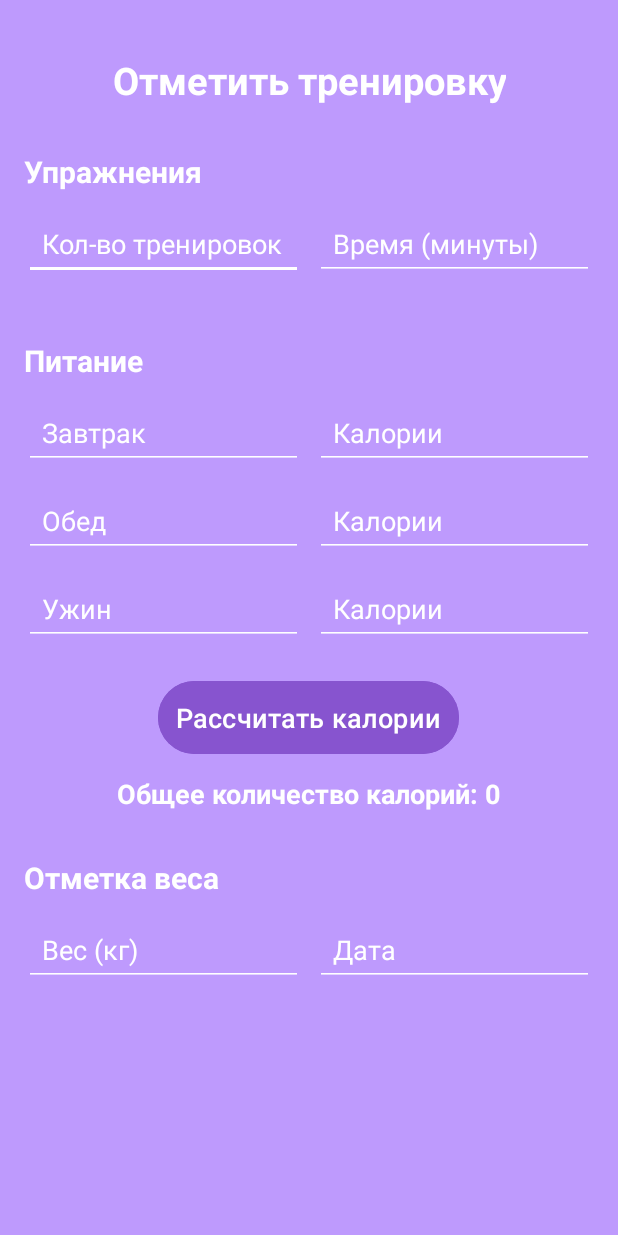
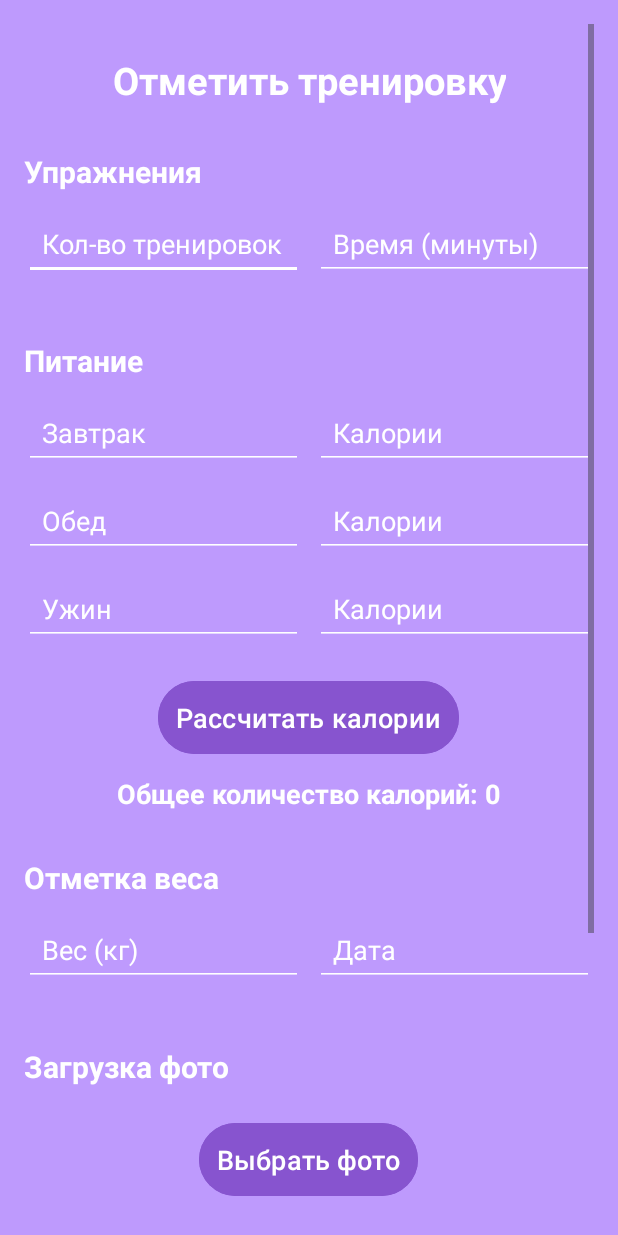
Before and after one commit to katya342/SportsNotes, an Android app: the Profile screen opened directly, with no data from a screen before it, on a phone screen of 412 x 824 dp. Run offline under Robolectric (Android 15) with nearby library versions, the phone set to English and light mode, and no system bars; pictures from the network do not load.

Commit message:
new commit with history.hml and profile.xml

```diff
--- a/app/src/main/java/com/example/sportsnotes/Profile.java
+++ b/app/src/main/java/com/example/sportsnotes/Profile.java
@@ -1,14 +1,42 @@
 package com.example.sportsnotes;
 
+import android.content.Intent;
+import android.graphics.Bitmap;
+import android.graphics.drawable.BitmapDrawable;
+import android.net.Uri;
 import android.os.Bundle;
+import android.provider.MediaStore;
+import android.util.Log;
+import android.view.View;
+import android.widget.Button;
+import android.widget.EditText;
+import android.widget.ImageView;
+import android.widget.TextView;
+import android.widget.Toast;
 
 import androidx.activity.EdgeToEdge;
+import androidx.annotation.Nullable;
 import androidx.appcompat.app.AppCompatActivity;
 import androidx.core.graphics.Insets;
 import androidx.core.view.ViewCompat;
 import androidx.core.view.WindowInsetsCompat;
 
+import java.io.ByteArrayOutputStream;
+import java.io.IOException;
+import java.text.SimpleDateFormat;
+import java.util.Date;
+import java.util.Locale;
+
 public class Profile extends AppCompatActivity {
+
+    private static final int PICK_IMAGE_REQUEST = 1;
+
+    private EditText editTextTrainingCount, editTextTrainingTime, editTextBreakfastCalories, editTextLunchCalories, editTextDinnerCalories, editTextWeight, editTextDate;
+    private TextView textViewTotalCalories;
+    private Button buttonCalculateCalories, buttonUploadPhoto, buttonSavePhoto;
+    private ImageView imageViewPhoto;
+
+    private Database db;
 
     @Override
     protected void onCreate(Bundle savedInstanceState) {
@@ -20,5 +48,106 @@ public class Profile extends AppCompatActivity {
             v.setPadding(systemBars.left, systemBars.top, systemBars.right, systemBars.bottom);
             return insets;
         });
+
+        // Найти поля ввода и текстовые поля
+        editTextTrainingCount = findViewById(R.id.editTextTrainingCount);
+        editTextTrainingTime = findViewById(R.id.editTextTrainingTime);
+        editTextBreakfastCalories = findViewById(R.id.editTextBreakfastCalories);
+        editTextLunchCalories = findViewById(R.id.editTextLunchCalories);
+        editTextDinnerCalories = findViewById(R.id.editTextDinnerCalories);
+        editTextWeight = findViewById(R.id.editTextWeight);
+        editTextDate = findViewById(R.id.editTextDate);
+        textViewTotalCalories = findViewById(R.id.textViewTotalCalories);
+        buttonCalculateCalories = findViewById(R.id.buttonCalculateCalories);
+        buttonUploadPhoto = findViewById(R.id.buttonUploadPhoto);
+        buttonSavePhoto = findViewById(R.id.buttonSavePhoto);
+        imageViewPhoto = findViewById(R.id.imageViewPhoto);
+
+        db = new Database(this);
+
+        // Установить слушатель на кнопку расчета калорий
+        buttonCalculateCalories.setOnClickListener(new View.OnClickListener() {
+            @Override
+            public void onClick(View v) {
+                calculateTotalCalories();
+            }
+        });
+
+        // Установить слушатель на кнопку выбора фото
+        buttonUploadPhoto.setOnClickListener(new View.OnClickListener() {
+            @Override
+            public void onClick(View v) {
+                openImageChooser();
+            }
+        });
+
+        // Установить слушатель на кнопку сохранения данных
+        buttonSavePhoto.setOnClickListener(new View.OnClickListener() {
+            @Override
+            public void onClick(View v) {
+                saveProfileData();
+            }
+        });
+    }
+
+    private void calculateTotalCalories() {
+        double breakfastCalories = getCaloriesFromEditText(editTextBreakfastCalories);
+        double lunchCalories = getCaloriesFromEditText(editTextLunchCalories);
+        double dinnerCalories = getCaloriesFromEditText(editTextDinnerCalories);
+
+        double totalCalories = breakfastCalories + lunchCalories + dinnerCalories;
+
+        textViewTotalCalories.setText("Общее количество калорий: " + totalCalories);
+    }
+
+    private double getCaloriesFromEditText(EditText editText) {
+        String caloriesText = editText.getText().toString();
+        if (caloriesText.isEmpty()) {
+            return 0;
+        } else {
+            return Double.parseDouble(caloriesText);
+        }
+    }
+
+    private void openImageChooser() {
+        Intent intent = new Intent();
+        intent.setType("image/*");
+        intent.setAction(Intent.ACTION_GET_CONTENT);
+        startActivityForResult(Intent.createChooser(intent, "Выберите фото"), PICK_IMAGE_REQUEST);
+    }
+
+    @Override
+    protected void onActivityResult(int requestCode, int resultCode, @Nullable Intent data) {
+        super.onActivityResult(requestCode, resultCode, data);
+        if (requestCode == PICK_IMAGE_REQUEST && resultCode == RESULT_OK && data != null && data.getData() != null) {
+            Uri imageUri = data.getData();
+            imageViewPhoto.setImageURI(imageUri);
+        }
+    }
+
+    private void saveProfileData() {
+        int trainingCount = Integer.parseInt(editTextTrainingCount.getText().toString());
+        double trainingTime = Double.parseDouble(editTextTrainingTime.getText().toString());
+        double breakfastCalories = Double.parseDouble(editTextBreakfastCalories.getText().toString());
+        double lunchCalories = Double.parseDouble(editTextLunchCalories.getText().toString());
+        double dinnerCalories = Double.parseDouble(editTextDinnerCalories.getText().toString());
+        double weight = Double.parseDouble(editTextWeight.getText().toString());
+        String date = editTextDate.getText().toString();
+
+        // Получить изображение из ImageView
+        byte[] image = getImageBytes(imageViewPhoto);
+
+        // Вставить данные в базу данных
+        db.insertUserProfile(trainingCount, trainingTime, breakfastCalories, lunchCalories, dinnerCalories, weight, date, image);
+
+        Toast.makeText(this, "Данные сохранены", Toast.LENGTH_SHORT).show();
+    }
+
+    private byte[] getImageBytes(ImageView imageView) {
+        BitmapDrawable drawable = (BitmapDrawable) imageView.getDrawable();
+        Bitmap bitmap = drawable.getBitmap();
+        ByteArrayOutputStream stream = new ByteArrayOutputStream();
+        bitmap.compress(Bitmap.CompressFormat.PNG, 100, stream);
+        return stream.toByteArray();
     }
 }
--- a/app/src/main/res/layout/activity_history.xml
+++ b/app/src/main/res/layout/activity_history.xml
@@ -24,9 +24,10 @@
                 android:id="@+id/textViewDate"
                 android:layout_width="wrap_content"
                 android:layout_height="wrap_content"
-                android:text="Здесь будут выводиться отмеченные тренировки"
-                android:textSize="18sp"
+                android:text="Мои отмеченные тренировки"
+                android:textSize="27sp"
                 android:textStyle="bold"
+                android:textColor="@android:color/white"
                 android:layout_marginTop="16dp"/>
         </LinearLayout>
     </ScrollView>
--- a/app/src/main/res/layout/activity_history_workout.xml
+++ b/app/src/main/res/layout/activity_history_workout.xml
@@ -4,6 +4,7 @@
     xmlns:tools="http://schemas.android.com/tools"
     android:layout_width="match_parent"
     android:layout_height="match_parent"
+    android:background="#BE9AFD"
     tools:context=".HistoryWorkout">
 
     <ListView
@@ -11,7 +12,7 @@
         android:layout_width="match_parent"
         android:layout_height="match_parent"
         android:padding="16dp"
-        android:divider="@android:color/darker_gray"
+        android:textColor="@android:color/white"
         android:dividerHeight="1dp"/>
 
 </androidx.constraintlayout.widget.ConstraintLayout>
--- a/app/src/main/res/layout/activity_profile.xml
+++ b/app/src/main/res/layout/activity_profile.xml
@@ -113,6 +113,7 @@
                     android:textColorHint="@android:color/white"
                     android:backgroundTint="@android:color/white"
                     android:padding="12dp"/>
+
             </LinearLayout>
 
             <!-- Обед -->
@@ -241,7 +242,48 @@
                     android:padding="12dp"/>
             </LinearLayout>
 
+            <!-- Секция загрузки фото -->
+            <TextView
+                android:layout_width="wrap_content"
+                android:layout_height="wrap_content"
+                android:text="Загрузка фото"
+                android:textColor="@android:color/white"
+                android:textSize="20sp"
+                android:textStyle="bold"
+                android:layout_marginTop="20dp"
+                android:layout_marginBottom="10dp"/>
 
+            <Button
+                android:id="@+id/buttonUploadPhoto"
+                android:layout_width="wrap_content"
+                android:layout_height="wrap_content"
+                android:backgroundTint="#8754CF"
+                android:padding="12dp"
+                android:text="Выбрать фото"
+                android:textColor="@android:color/white"
+                android:textSize="18sp"
+                android:layout_marginTop="10dp"
+                android:layout_gravity="center"/>
+
+            <ImageView
+                android:id="@+id/imageViewPhoto"
+                android:layout_width="200dp"
+                android:layout_height="200dp"
+                android:layout_gravity="center"
+                android:layout_marginTop="10dp"
+                android:contentDescription="Selected photo"/>
+
+            <Button
+                android:id="@+id/buttonSavePhoto"
+                android:layout_width="138dp"
+                android:layout_height="55dp"
+                android:layout_gravity="center"
+                android:layout_marginTop="10dp"
+                android:backgroundTint="#8754CF"
+                android:padding="12dp"
+                android:text="Сохранить"
+                android:textColor="@android:color/white"
+                android:textSize="18sp" />
         </LinearLayout>
     </ScrollView>
 </androidx.constraintlayout.widget.ConstraintLayout>
--- a/gradle/libs.versions.toml
+++ b/gradle/libs.versions.toml
@@ -1,6 +1,6 @@
 [versions]
 
-agp = "8.5.1"
+agp = "8.3.1"
 
 
 
```
Also changed, not shown: app/src/main/java/com/example/sportsnotes/Database.java (+88 -12 lines), app/src/main/java/com/example/sportsnotes/History.java (+11 -5 lines).
